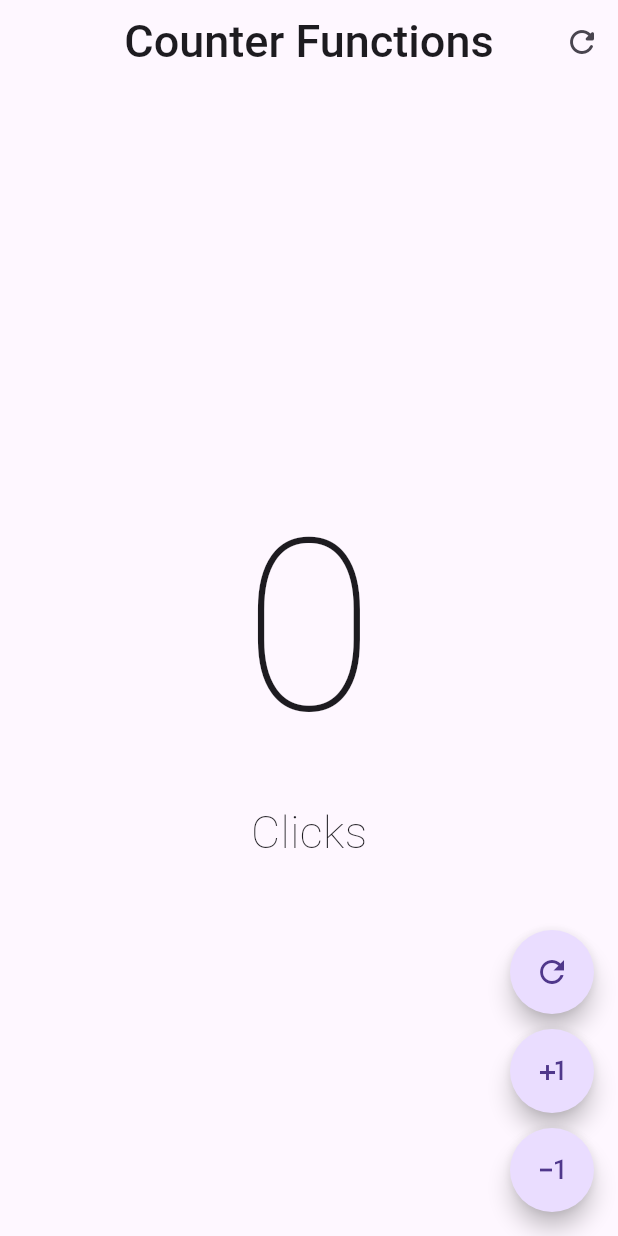
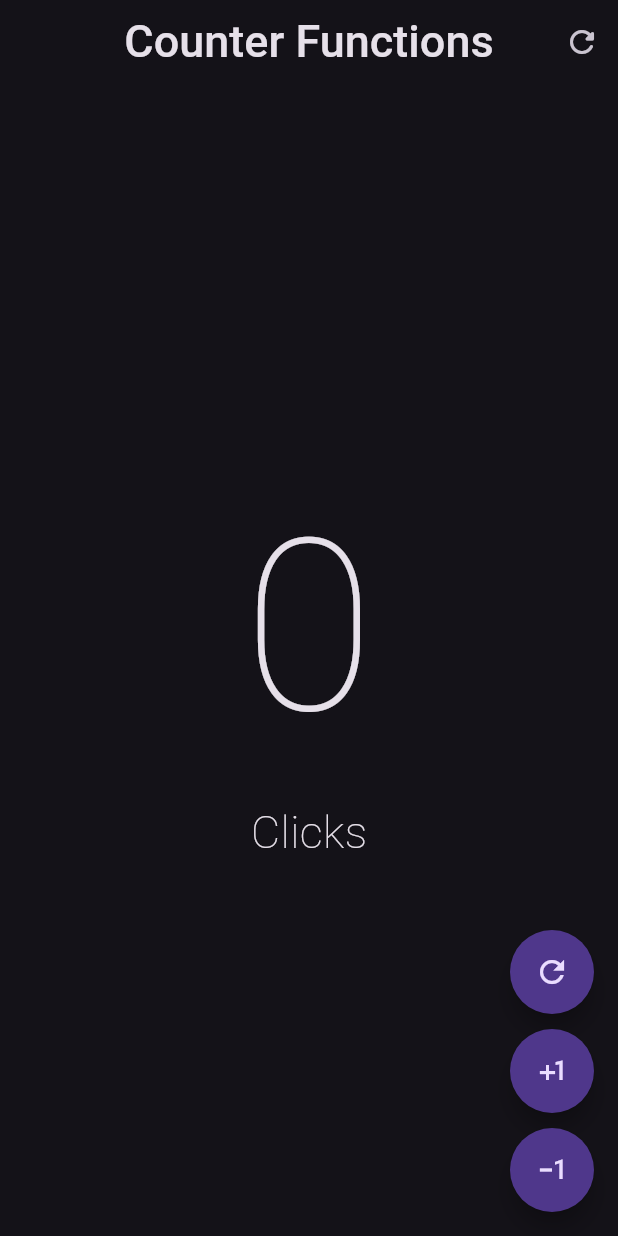
Before and after one commit to erickdavestech/Flutter_CounterScreen, a Flutter app: the screen it shows after launch, on a phone screen of 412 x 824 dp. Run offline on Flutter 3.47's test engine with Material 3 defaults, Android fonts, the phone set to English and light mode, and no system bars.

Commit message:
enable_dark_mode

```diff
--- /dev/null
+++ b/lib/config/app_theme.dart
@@ -0,0 +1,7 @@
+import 'package:flutter/material.dart';
+
+class AppTheme {
+  ThemeData getThemedark() {
+    return ThemeData(useMaterial3: true, brightness: Brightness.dark);
+  }
+}
--- a/lib/main.dart
+++ b/lib/main.dart
@@ -1,4 +1,5 @@
 import 'package:flutter/material.dart';
+import 'package:flutter_daves/config/app_theme.dart';
 //import 'package:flutter_daves/presentation/screens/counter.dart';
 import 'package:flutter_daves/presentation/screens/counter_functions_screen.dart';
 
@@ -12,7 +13,7 @@ class MainApp extends StatelessWidget {
   Widget build(BuildContext context) {
     return MaterialApp(
         debugShowCheckedModeBanner: false,
-        theme: ThemeData(useMaterial3: true),
+        theme: AppTheme().getThemedark(),
         home: const CounterFunctionsScreen());
   }
 }
```
